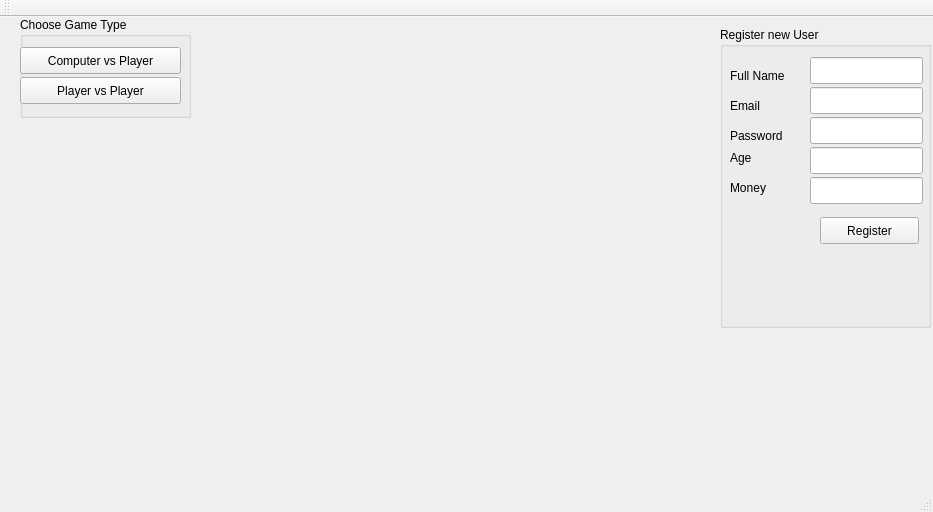
Qt form mainwindow.ui (SamuelTiprigan/IP_blackJack) before a commit.
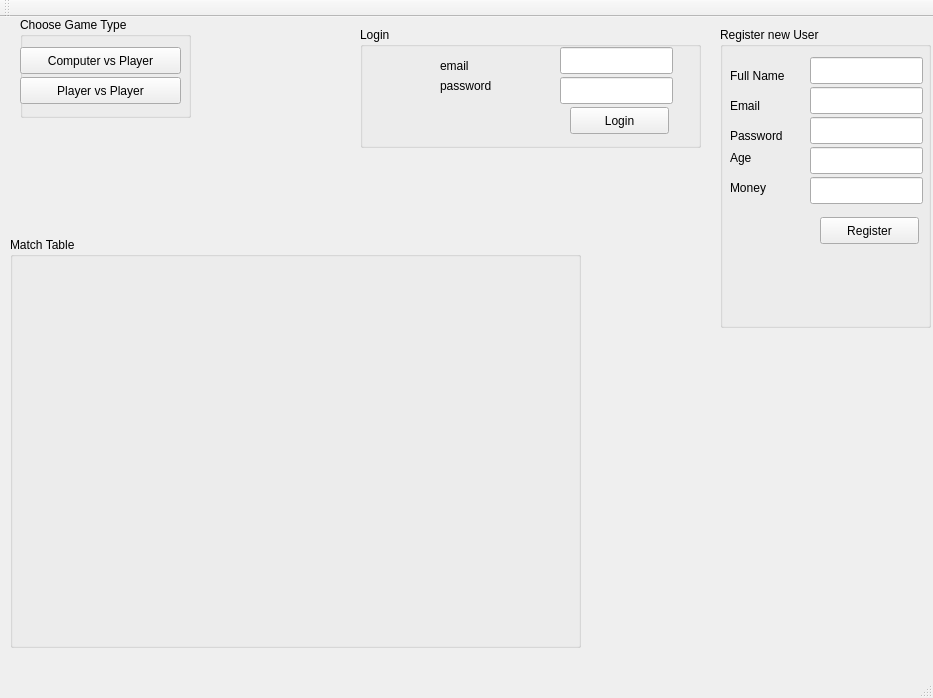
The same form after that commit.

Commit message: login functionality added

```diff
--- a/mainwindow.ui
+++ b/mainwindow.ui
@@ -7,7 +7,7 @@
     <x>0</x>
     <y>0</y>
     <width>933</width>
-    <height>512</height>
+    <height>698</height>
    </rect>
   </property>
   <property name="windowTitle">
@@ -197,6 +197,91 @@
      </property>
     </widget>
    </widget>
+   <widget class="QGroupBox" name="loginGroup">
+    <property name="geometry">
+     <rect>
+      <x>360</x>
+      <y>10</y>
+      <width>341</width>
+      <height>121</height>
+     </rect>
+    </property>
+    <property name="title">
+     <string>Login</string>
+    </property>
+    <widget class="QLineEdit" name="lEmail">
+     <property name="geometry">
+      <rect>
+       <x>200</x>
+       <y>20</y>
+       <width>113</width>
+       <height>27</height>
+      </rect>
+     </property>
+    </widget>
+    <widget class="QLineEdit" name="lPassword">
+     <property name="geometry">
+      <rect>
+       <x>200</x>
+       <y>50</y>
+       <width>113</width>
+       <height>27</height>
+      </rect>
+     </property>
+    </widget>
+    <widget class="QLabel" name="label_6">
+     <property name="geometry">
+      <rect>
+       <x>80</x>
+       <y>30</y>
+       <width>67</width>
+       <height>17</height>
+      </rect>
+     </property>
+     <property name="text">
+      <string>email</string>
+     </property>
+    </widget>
+    <widget class="QLabel" name="label_7">
+     <property name="geometry">
+      <rect>
+       <x>80</x>
+       <y>50</y>
+       <width>67</width>
+       <height>17</height>
+      </rect>
+     </property>
+     <property name="text">
+      <string>password</string>
+     </property>
+    </widget>
+    <widget class="QPushButton" name="pushButton_4">
+     <property name="geometry">
+      <rect>
+       <x>210</x>
+       <y>80</y>
+       <width>99</width>
+       <height>27</height>
+      </rect>
+     </property>
+     <property name="text">
+      <string>Login</string>
+     </property>
+    </widget>
+   </widget>
+   <widget class="QGroupBox" name="matchBox">
+    <property name="geometry">
+     <rect>
+      <x>10</x>
+      <y>220</y>
+      <width>571</width>
+      <height>411</height>
+     </rect>
+    </property>
+    <property name="title">
+     <string>Match Table</string>
+    </property>
+   </widget>
   </widget>
   <widget class="QMenuBar" name="menuBar">
    <property name="geometry">
```
The commit also changes 5 other files.
